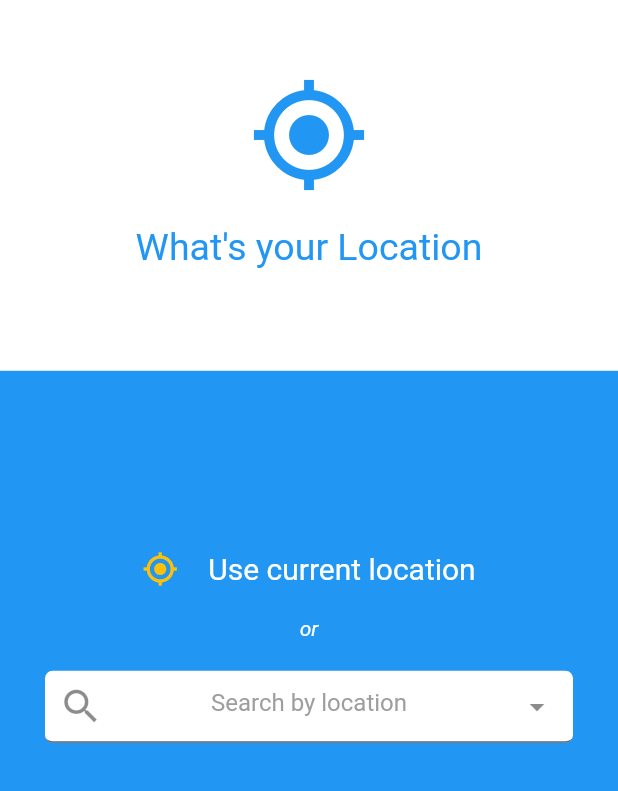
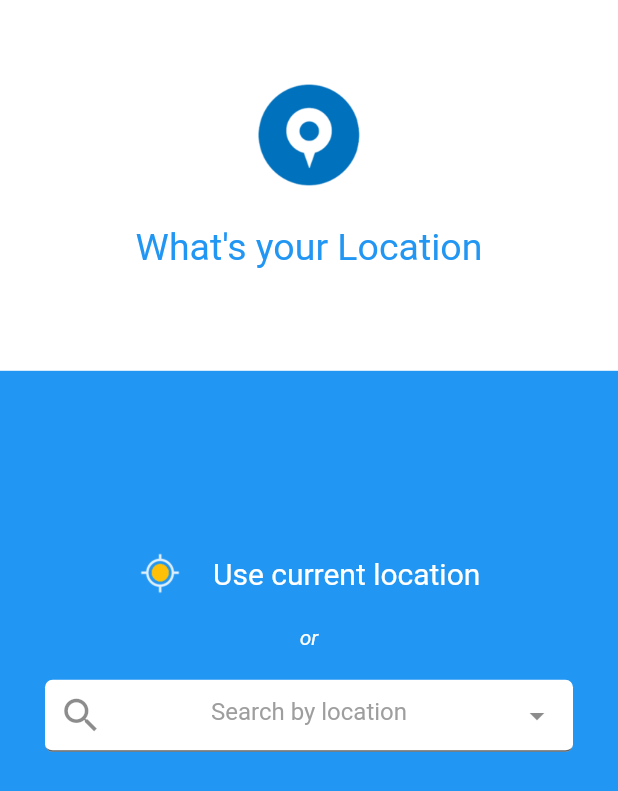
Before and after one commit to fzserver/kaptureone, a Flutter app: the LocationScreen screen opened directly, on a phone screen of 412 x 824 dp. Shown: the top 791 px of the screen. Run offline on Flutter 3.47's test engine with Material 2 defaults, Android fonts, the phone set to English and light mode, and no system bars; our stand-ins replace flutter_svg.

Commit message:
Modification in location screen

```diff
--- a/lib/Screens/LocationScreen.dart
+++ b/lib/Screens/LocationScreen.dart
@@ -16,7 +16,7 @@ class LocationScreen extends StatelessWidget{
                   children: <Widget>[
                     Padding(
                       padding: EdgeInsets.only(top: 50.0, bottom: 20.0),
-                      child: Icon(Icons.my_location, color: Colors.blue, size: 80.0,),
+                      child: Image(image: AssetImage("assets/images/location_pin.png"), height: 80,)
                     ),
                     Text("What's your Location", style: TextStyle(color: Colors.blue, fontSize: 25.0),)
                   ],
@@ -34,7 +34,7 @@ class LocationScreen extends StatelessWidget{
                         children: <Widget>[
                           Padding(
                             padding: EdgeInsets.only(right: 20.0),
-                            child: Icon(Icons.my_location, color: Colors.amber,),
+                            child: Image(image: AssetImage("assets/images/location.png"), height: 30,),
                           ),
                           Text("Use current location", style: TextStyle(color: Colors.white, fontSize: 20.0 ),),
                         ],
--- a/pubspec.yaml
+++ b/pubspec.yaml
@@ -24,3 +24,6 @@ flutter:
   - assets/images/google.svg
   - assets/images/facebook.svg
   - assets/images/bg.png
+  - assets/images/location.png
+  - assets/images/location_pin.png
+  - assets/images/logo.png
```
Also changed, not shown: assets/images/location.png (added), assets/images/location_pin.png (added), assets/images/logo.png (added).
